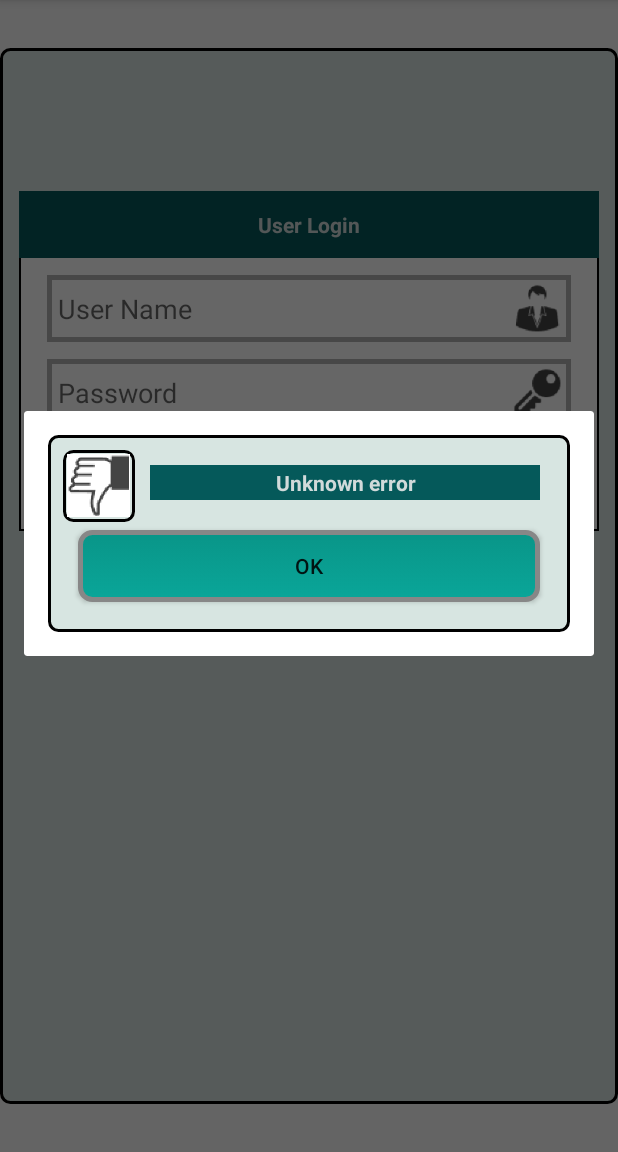
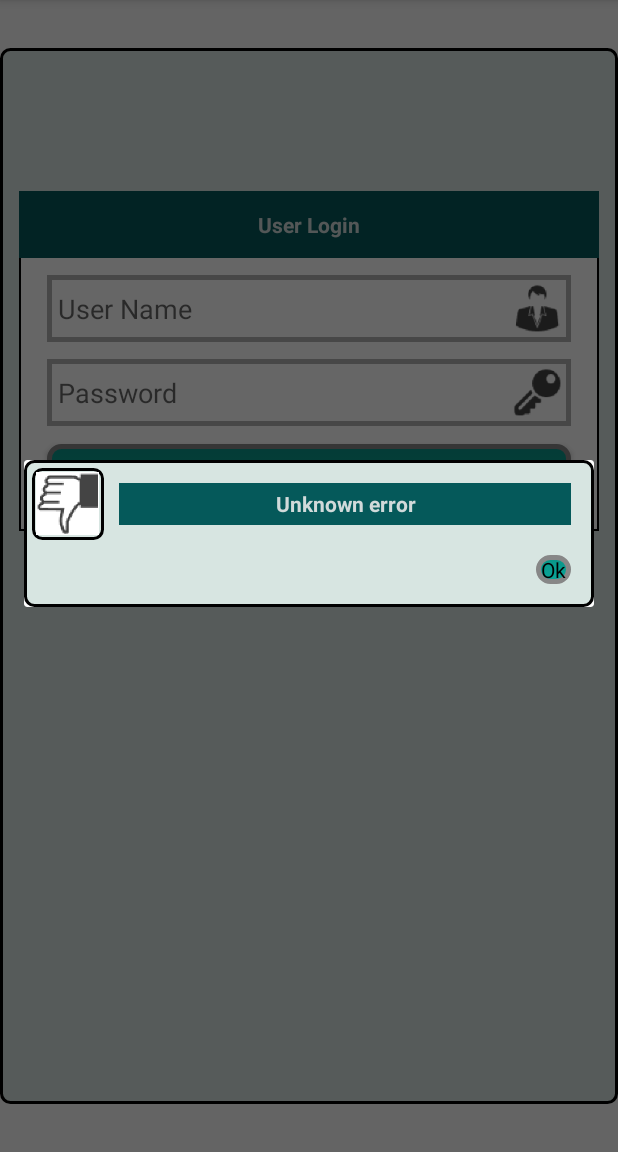
Before and after one commit to nick756/mobile, an Android app: the screen it shows after launch (MainActivity), after a tap on "LOGIN", on a phone screen of 412 x 824 dp, the part 84-1236 px from its top. Run offline under Robolectric (Android 15) with nearby library versions, the phone set to English and light mode, and no system bars; 1 statement that could not run was skipped.

Commit message:
First commit

```diff
--- a/app/src/main/java/com/nova/sme/sme01/GetFilterViewTransactions.java
+++ b/app/src/main/java/com/nova/sme/sme01/GetFilterViewTransactions.java
@@ -57,7 +57,9 @@ public class GetFilterViewTransactions {
         final Dialog dialog = new Dialog(base_layout.getContext());
         dialog.requestWindowFeature(Window.FEATURE_NO_TITLE);
         dialog.setContentView(R.layout.from_till);
-        dialog.getWindow().setBackgroundDrawable(new ColorDrawable(0));//#D7E5E1
+        dialog.getWindow().setBackgroundDrawable(new ColorDrawable(android.graphics.Color.TRANSPARENT));
+//        dialog.getWindow().setBackgroundDrawable(new ColorDrawable(0));
+
 //        dialog.getWindow().setBackgroundDrawable("base_layout_background");
 
         year_from     = (Spinner)dialog.findViewById(R.id.year_spinner_from);
@@ -71,9 +73,7 @@ public class GetFilterViewTransactions {
         till_calendar = new SimpleCalendar(activity, year_till, month_till, day_till);
 
         ViewGroup.LayoutParams params = dialog.getWindow().getAttributes();
-
         WindowManager.LayoutParams lp = new WindowManager.LayoutParams();
-
         lp.width  = (int)((float)base_layout.getWidth()*0.9f);
         lp.height = WindowManager.LayoutParams.WRAP_CONTENT;
 
--- a/app/src/main/java/com/nova/sme/sme01/MainActivity.java
+++ b/app/src/main/java/com/nova/sme/sme01/MainActivity.java
@@ -104,7 +104,7 @@ public class MainActivity extends AppCompatActivity /*implements View.OnClickLis
 
         voc.setLanguage(params.getLanguage());
 
-        my_dialog        = new MyDialog(voc, base_layout);
+        my_dialog        = new MyDialog(null, voc, base_layout);
         this.url_logout  = this.base_url_logout +  "id=" + this.params.getId() + "&companyID=" + this.params.getcompanyID();
 
 
--- a/app/src/main/java/com/nova/sme/sme01/RegularLoginActivity.java
+++ b/app/src/main/java/com/nova/sme/sme01/RegularLoginActivity.java
@@ -111,7 +111,7 @@ public class RegularLoginActivity extends AppCompatActivity {
 
         FM                  = new FileManager(this);
         this.operaions_list = (ListOperations) FM.readFromFile("operations_list.bin");
-        my_dialog = new MyDialog(voc, base_layout);
+ //       my_dialog = new MyDialog(this.FR, voc, base_layout);
 
         ViewTreeObserver vto = base_layout.getViewTreeObserver();
         vto.addOnGlobalLayoutListener(new ViewTreeObserver.OnGlobalLayoutListener() {
@@ -133,6 +133,8 @@ public class RegularLoginActivity extends AppCompatActivity {
 
                 fill_operation_list();
                 FR.resizeOperationListTemplate(R.id.reg_op_list_scrollView, 0.062f);
+
+                my_dialog = new MyDialog(FR, voc, base_layout);
             }
         });
 
--- a/app/src/main/java/com/nova/sme/sme01/miscellanea/MyDialog.java
+++ b/app/src/main/java/com/nova/sme/sme01/miscellanea/MyDialog.java
@@ -2,28 +2,48 @@ package com.nova.sme.sme01.miscellanea;
 
 
 import android.app.Dialog;
+import android.graphics.drawable.ColorDrawable;
 import android.support.v7.app.AlertDialog;
 import android.view.View;
+import android.view.ViewGroup;
 import android.view.Window;
+import android.view.WindowManager;
 import android.widget.Button;
 import android.widget.ImageView;
+import android.widget.LinearLayout;
 import android.widget.RelativeLayout;
 import android.widget.TextView;
 
+import com.nova.sme.sme01.FormResizing;
 import com.nova.sme.sme01.R;
 
 public class MyDialog {
-    private Vocabulary voc;
+    private Vocabulary     voc;
     private RelativeLayout base_layout;
+    private FormResizing   FR;
 
-    public MyDialog(Vocabulary voc, RelativeLayout base_layout) {
+    public MyDialog(FormResizing FR, Vocabulary voc, RelativeLayout base_layout) {
         this.voc         = voc;
         this.base_layout = base_layout;
+        this.FR          = FR;
     }
     public void show(String message) {
         final Dialog dialog = new Dialog(base_layout.getContext());
         dialog.requestWindowFeature(Window.FEATURE_NO_TITLE);
         dialog.setContentView(R.layout.login_failed_layout);
+//        dialog.getWindow().setBackgroundDrawable(new ColorDrawable(0));
+        dialog.getWindow().setBackgroundDrawable(new ColorDrawable(android.graphics.Color.TRANSPARENT));
+
+        //base_failed_layout
+  //      LinearLayout rl = (LinearLayout) dialog.findViewById(R.id.base_failed_layout);
+  //      rl.setBackground(new ColorDrawable(0));
+
+        ViewGroup.LayoutParams params = dialog.getWindow().getAttributes();
+        WindowManager.LayoutParams lp = new WindowManager.LayoutParams();
+
+        lp.width  = (int)((float)base_layout.getWidth()*0.9f);
+        lp.height = WindowManager.LayoutParams.WRAP_CONTENT;
+
         TextView text = (TextView) dialog.findViewById(R.id.dialog_text);
         text.setText(message);
 
@@ -39,6 +59,17 @@ public class MyDialog {
             }
         });
         dialog.show();
+
+        dialog.getWindow().setAttributes(lp);
+
+        int height;
+        if (FR != null) {
+            height = FR.getLogButtonHeight();
+            if (height > 0) {
+                ViewGroup.LayoutParams prms = dialogButton.getLayoutParams();
+                prms.height                 = height;
+            }
+        }
 
         //custom_dialog_icon
     }
--- a/app/src/main/java/com/nova/sme/sme01/miscellanea/MyHttpRequest.java
+++ b/app/src/main/java/com/nova/sme/sme01/miscellanea/MyHttpRequest.java
@@ -46,11 +46,11 @@ public class MyHttpRequest {
 
     public MyHttpRequest(Activity activity, RelativeLayout base_layout, Vocabulary voc, String url_request, String className) {
         this.activity    = activity;
-        this.url_request = url_request;
+        this.url_request = url_request;//http://103.6.239.242/sme/mobile/listtransactions/?id=4&dateFrom=27/01/2015&dateTill=27/07/2015
         this.base_layout = base_layout;
         this.voc         = voc;
         this.className   = className;
-        this.my_dialog   = new MyDialog(voc, base_layout);
+        this.my_dialog   = new MyDialog(null, voc, base_layout);
 
         new Http_Request().execute();
     }
@@ -307,7 +307,7 @@ public class MyHttpRequest {
     }
 
     private void empty_list(String message) {
-        my_dialog = new MyDialog(voc, base_layout);
+        my_dialog = new MyDialog(null, voc, base_layout);
         my_dialog.show(voc.getTranslatedString(message), R.mipmap.ic_zero);
     }
 
--- a/app/src/main/java/com/nova/sme/sme01/miscellanea/Vocabulary.java
+++ b/app/src/main/java/com/nova/sme/sme01/miscellanea/Vocabulary.java
@@ -87,13 +87,14 @@ public class Vocabulary implements Serializable {
             {"Cancel",                                              "Batal"},
             {"Make Transaction",                                    "Membuat Transaksi"},
             {"Operation failed",                                    "Operasi gagal"},
-            {"Description can not be empty",                        "Penerangan tidak boleh kosong"},
-            {"Amount can not be empty",                             "Amaun yang tidak boleh kosong"},
+            {"Description is empty",                                "Penerangan kosong"},
+            {"Amount is empty",                                     "Jumlah kosong"},
             {"From",                                                "Dari"},
             {"Till",                                                "Hingga"},
             {"List of transactions",                                "Senarai transaksi"},
             {"List of transactions is empty",                       "Senarai transaksi kosong"},
-        {"Please, wait for Server response",                        "Sila, menunggu jawapan Server" },
+            {"Please, wait for Server response",                    "Sila, menunggu jawapan Server" },
+            {"Perform",                                             "Melaksanakan"},
 
     };
 
--- a/app/src/main/res/layout/before_transaction.xml
+++ b/app/src/main/res/layout/before_transaction.xml
@@ -109,7 +109,7 @@
         <Button
             android:layout_width="wrap_content"
             android:layout_height="wrap_content"
-            android:text="Make Transaction"
+            android:text="Perform"
             android:id="@+id/ok_transaction"
             android:layout_centerHorizontal="true"
             android:background="@drawable/login_button_selector"
--- a/app/src/main/res/layout/custom_title_bar.xml
+++ b/app/src/main/res/layout/custom_title_bar.xml
@@ -11,18 +11,16 @@
         android:layout_height="wrap_content"
         android:text="@string/app_name"
         android:id="@+id/title_id"
-        android:layout_marginRight="5dp"
         android:background="@android:color/background_dark"
         android:paddingLeft="5dp"
         android:textColor="@android:color/white"
         android:layout_gravity="right"
-        android:layout_alignParentLeft="true"
-        android:layout_toLeftOf="@+id/logout_button"
         android:textAlignment="center"
         android:textStyle="normal"
         android:typeface="normal"
         android:layout_centerVertical="true"
-        android:gravity="center_vertical" />
+        android:gravity="center_vertical"
+        android:layout_marginLeft="5dp" />
 
     <Button
         android:layout_width="wrap_content"
--- a/app/src/main/res/layout/login_failed_layout.xml
+++ b/app/src/main/res/layout/login_failed_layout.xml
@@ -1,21 +1,13 @@
 <?xml version="1.0" encoding="utf-8"?>
-<LinearLayout xmlns:android="http://schemas.android.com/apk/res/android"
+<RelativeLayout xmlns:android="http://schemas.android.com/apk/res/android"
     android:orientation="vertical"
     android:layout_width="match_parent"
     android:layout_height="match_parent"
-    android:paddingLeft="@dimen/activity_horizontal_margin"
-    android:paddingRight="@dimen/activity_horizontal_margin"
-    android:paddingTop="@dimen/activity_vertical_margin"
-    android:paddingBottom="@dimen/activity_vertical_margin"
-    android:id="@+id/base_failed_layout">
+    android:id="@+id/base_failed_layout"
+    android:background="@drawable/base_layout_background"
+    android:theme="@style/Theme.Transparent"
+    android:padding="5dp">
 
-   <RelativeLayout xmlns:android="http://schemas.android.com/apk/res/android"
-        android:layout_width="wrap_content"
-        android:layout_height="wrap_content"
-        android:id="@+id/dialog_failed_layout"
-        android:focusableInTouchMode="true"
-        android:background="@drawable/base_layout_background"
-        android:padding="10dp">
 
         <ImageView
             android:id="@+id/custom_dialog_icon"
@@ -23,7 +15,8 @@
             android:layout_height="wrap_content"
             android:src="@mipmap/ic_locked"
             android:background="@drawable/base_layout_background"
-            android:focusableInTouchMode="true" />
+            android:gravity="center"
+          />
 
         <TextView
             android:id="@+id/dialog_text"
@@ -36,14 +29,16 @@
             android:background="#05595A"
             android:gravity="center"
             android:layout_margin="10dp"
-            android:paddingLeft="5dp"
-            android:paddingRight="5dp"
+            android:paddingLeft="2dp"
+            android:paddingRight="2dp"
             android:paddingTop="2dp"
-            android:paddingBottom="2dp" />
+            android:paddingBottom="2dp"
+            android:layout_alignTop="@+id/custom_dialog_icon"
+            android:layout_alignBottom="@+id/custom_dialog_icon" />
 
         <Button
             android:id="@+id/dialogButtonOK"
-            android:layout_width="fill_parent"
+            android:layout_width="wrap_content"
             android:layout_height="wrap_content"
             android:text=" Ok "
             android:layout_below="@+id/dialog_text"
@@ -51,8 +46,11 @@
             android:layout_marginBottom="10dp"
             android:layout_marginLeft="10dp"
             android:layout_marginRight="10dp"
-            android:background="@drawable/login_button_selector" />
+            android:background="@drawable/login_button_selector"
+            android:layout_alignParentEnd="true"
+            android:layout_alignParentRight="true"
+            />
 
-    </RelativeLayout>
 
-</LinearLayout>
+
+</RelativeLayout>
--- a/app/src/main/res/values/styles.xml
+++ b/app/src/main/res/values/styles.xml
@@ -5,6 +5,13 @@
 
 
     </style>
-
+    <style name="Theme.Transparent" parent="android:Theme">
+        <item name="android:windowIsTranslucent">true</item>
+        <item name="android:windowBackground">@android:color/transparent</item>
+        <item name="android:windowContentOverlay">@null</item>
+        <item name="android:windowNoTitle">true</item>
+        <item name="android:windowIsFloating">true</item>
+        <item name="android:backgroundDimEnabled">false</item>
+    </style>
 
 </resources>
```
Also changed, not shown: app/src/main/java/com/nova/sme/sme01/ConfirmTransaction.java (+29 -1 lines), app/src/main/java/com/nova/sme/sme01/TransactionActivity.java (+5 -3 lines), app/src/main/ic_launcher-web.png, app/src/main/res/mipmap-hdpi/ic_launcher.png, app/src/main/res/mipmap-mdpi/ic_launcher.png, app/src/main/res/mipmap-xhdpi/ic_launcher.png, app/src/main/res/mipmap-xxhdpi/ic_launcher.png, app/src/main/res/mipmap-xxxhdpi/ic_launcher.png.
